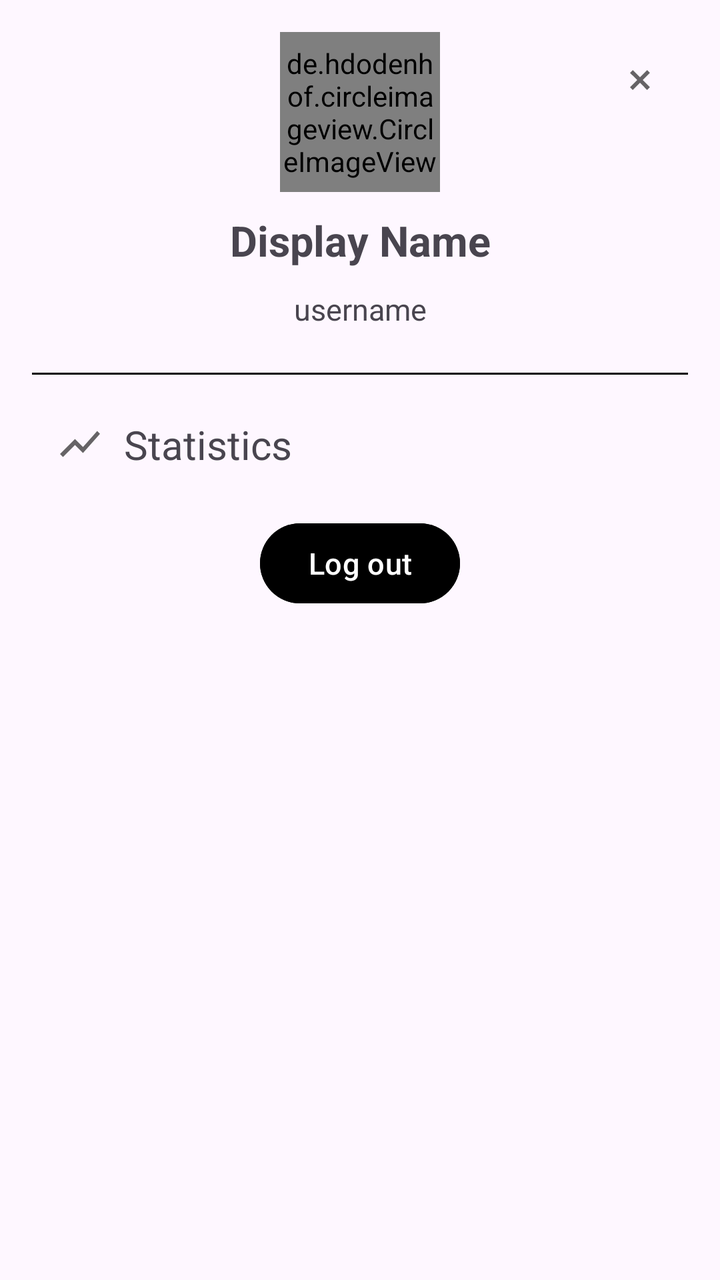
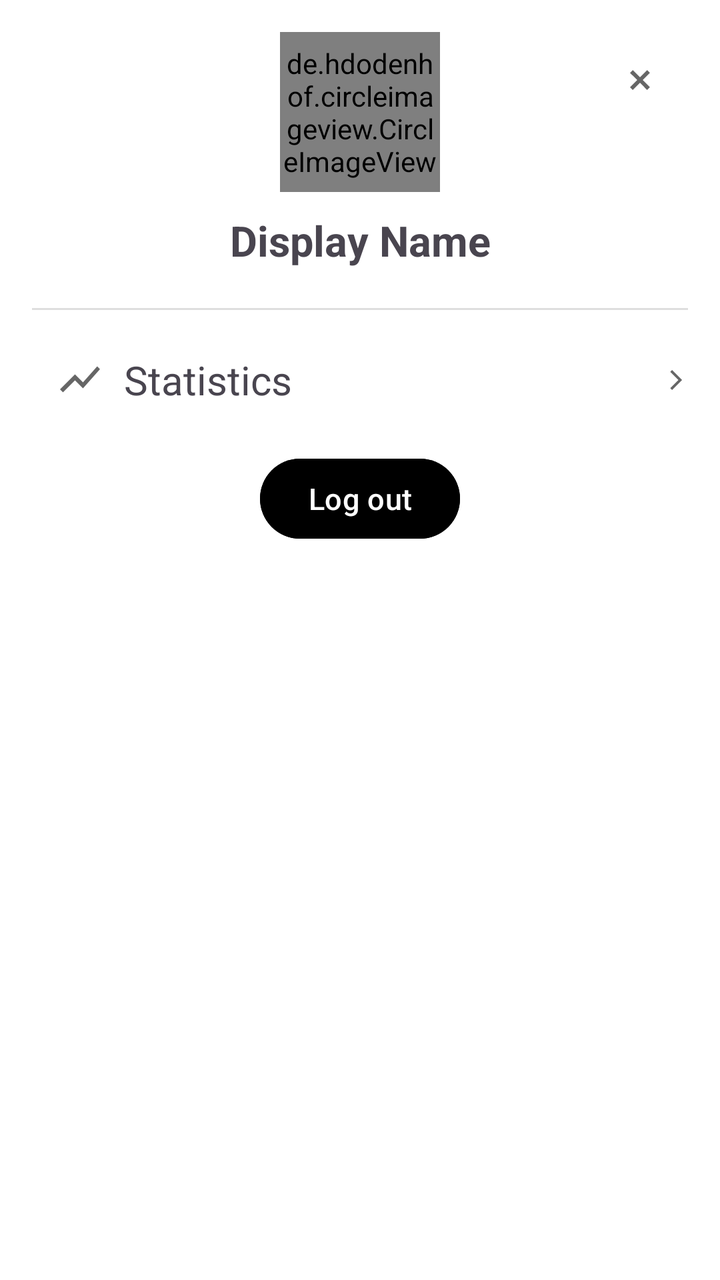

The first picture is an Android layout as it rendered before a commit; the second is the same layout after the commit. The layout source and the unified diff follow.
<!-- AndroidManifest.xml: application theme Theme.TheApp -->
<!-- res/layout/fragment_profile.xml -->
<?xml version="1.0" encoding="utf-8"?>
<androidx.constraintlayout.widget.ConstraintLayout
    xmlns:android="http://schemas.android.com/apk/res/android"
    xmlns:app="http://schemas.android.com/apk/res-auto"
    xmlns:tools="http://schemas.android.com/tools"
    android:layout_width="match_parent"
    android:layout_height="wrap_content"
    android:orientation="vertical"
    android:padding="16dp"
    tools:context=".ProfileFragment">

    <ImageButton
        android:id="@+id/close_profile_button"
        android:layout_width="wrap_content"
        android:layout_height="wrap_content"
        android:contentDescription="@string/close_profile"
        android:background="@android:color/transparent"
        android:padding="12dp"
        android:src="@drawable/ic_close"
        app:layout_constraintTop_toTopOf="parent"
        app:layout_constraintEnd_toEndOf="parent" />

    <de.hdodenhof.circleimageview.CircleImageView
        android:id="@+id/profilePic"
        app:civ_border_width="2dp"
        android:src="@drawable/mountain"
        app:civ_border_color="@color/profile_border"
        android:layout_width="80dp"
        android:layout_height="80dp"
        app:layout_constraintTop_toTopOf="parent"
        app:layout_constraintStart_toStartOf="parent"
        app:layout_constraintEnd_toEndOf="parent" />

    <TextView
        android:id="@+id/displayNameText"
        android:layout_width="wrap_content"
        android:layout_height="wrap_content"
        android:layout_gravity="center"
        android:text="@string/display_name"
        android:textStyle="bold"
        android:textSize="@dimen/font_medium"
        android:paddingTop="10dp"
        app:layout_constraintTop_toBottomOf="@id/profilePic"
        app:layout_constraintStart_toStartOf="parent"
        app:layout_constraintEnd_toEndOf="parent" />

    <TextView
        android:id="@+id/usernameText"
        android:layout_width="wrap_content"
        android:layout_height="wrap_content"
        android:layout_gravity="center"
        android:text="@string/username"
        android:textSize="@dimen/font_small"
        android:layout_marginTop="10dp"
        android:paddingBottom="12dp"
        app:layout_constraintTop_toBottomOf="@id/displayNameText"
        app:layout_constraintStart_toStartOf="parent"
        app:layout_constraintEnd_toEndOf="parent" />

    <View
        android:layout_width="match_parent"
        android:layout_height="1dp"
        android:background="@color/primary"
        app:layout_constraintTop_toBottomOf="@+id/usernameText"
        app:layout_constraintBottom_toTopOf="@id/statistics"/>

    <TextView
        android:id="@+id/statistics"
        android:layout_width="match_parent"
        android:layout_height="wrap_content"
        android:text="@string/statistics"
        android:drawablePadding="10dp"
        android:clickable="true"
        android:focusable="true"
        android:textSize="20sp"
        android:padding="12dp"
        android:background="?attr/selectableItemBackground"
        android:layout_marginTop="20dp"
        app:drawableStartCompat="@drawable/ic_recent_progress"
        app:layout_constraintTop_toBottomOf="@id/usernameText"
        app:layout_constraintStart_toStartOf="parent"
        app:layout_constraintEnd_toEndOf="parent" />

    <com.google.android.material.button.MaterialButton
        android:id="@+id/log_out"
        android:layout_width="wrap_content"
        android:layout_height="wrap_content"
        android:text="@string/log_out"
        android:textSize="15sp"
        android:backgroundTint="@color/primary"
        android:textColor="@color/on_primary"
        android:layout_marginTop="10dp"
        app:layout_constraintTop_toBottomOf="@id/statistics"
        app:layout_constraintStart_toStartOf="parent"
        app:layout_constraintEnd_toEndOf="parent" />

</androidx.constraintlayout.widget.ConstraintLayout>
<!-- resources referenced by this layout -->
<resources>
  <color name="on_primary">#FFFFFF</color>
  <color name="primary">#000000</color>
  <color name="profile_border">#FF000000</color>
  <dimen name="font_medium">21sp</dimen>
  <dimen name="font_small">15sp</dimen>
  <!-- drawable ic_close (drawable-anydpi) -->
  <vector xmlns:android="http://schemas.android.com/apk/res/android"
      android:width="24dp"
      android:height="24dp"
      android:viewportWidth="960"
      android:viewportHeight="960"
      android:tint="@color/primary"
      android:alpha="0.6">
    <path
        android:fillColor="@android:color/white"
        android:pathData="M336,680L280,624L424,480L280,337L336,281L480,425L623,281L679,337L535,480L679,624L623,680L480,536L336,680Z"/>
  </vector>
  <!-- drawable ic_recent_progress (drawable-anydpi) -->
  <vector xmlns:android="http://schemas.android.com/apk/res/android"
      android:width="24dp"
      android:height="24dp"
      android:viewportWidth="960"
      android:viewportHeight="960"
      android:tint="@color/primary"
      android:alpha="0.6"
      android:autoMirrored="true">
    <path
        android:fillColor="@android:color/white"
        android:pathData="M140,740L80,680L380,380L540,540L824,220L880,276L540,660L380,500L140,740Z"/>
  </vector>
  <!-- drawable mountain: jpg bitmap (drawable, 4014 bytes) -->
  <string name="close_profile">Close Profile</string>
  <string name="display_name">Display Name</string>
  <string name="log_out">Log out</string>
  <string name="statistics">Statistics</string>
  <string name="username">username</string>
  <style name="Theme.TheApp" parent="Base.Theme.TheApp" />
  <style name="Base.Theme.TheApp" parent="Theme.Material3.DayNight.NoActionBar">
          
          
          <item name="colorPrimary">@color/primary</item>
          <item name="colorOnPrimary">@color/on_primary</item>
      </style>
</resources>

<!-- the commit's change to res/layout/fragment_profile.xml (unified diff, before → after) -->
@@ -5,6 +5,7 @@
     xmlns:tools="http://schemas.android.com/tools"
     android:layout_width="match_parent"
     android:layout_height="wrap_content"
+    android:background="@color/nav_view"
     android:orientation="vertical"
     android:padding="16dp"
     tools:context=".ProfileFragment">
@@ -40,28 +41,16 @@
         android:textStyle="bold"
         android:textSize="@dimen/font_medium"
         android:paddingTop="10dp"
+        android:paddingBottom="10dp"
         app:layout_constraintTop_toBottomOf="@id/profilePic"
-        app:layout_constraintStart_toStartOf="parent"
-        app:layout_constraintEnd_toEndOf="parent" />
-
-    <TextView
-        android:id="@+id/usernameText"
-        android:layout_width="wrap_content"
-        android:layout_height="wrap_content"
-        android:layout_gravity="center"
-        android:text="@string/username"
-        android:textSize="@dimen/font_small"
-        android:layout_marginTop="10dp"
-        android:paddingBottom="12dp"
-        app:layout_constraintTop_toBottomOf="@id/displayNameText"
         app:layout_constraintStart_toStartOf="parent"
         app:layout_constraintEnd_toEndOf="parent" />
 
     <View
         android:layout_width="match_parent"
         android:layout_height="1dp"
-        android:background="@color/primary"
-        app:layout_constraintTop_toBottomOf="@+id/usernameText"
+        android:background="@color/divider_color"
+        app:layout_constraintTop_toBottomOf="@+id/displayNameText"
         app:layout_constraintBottom_toTopOf="@id/statistics"/>
 
     <TextView
@@ -77,9 +66,17 @@
         android:background="?attr/selectableItemBackground"
         android:layout_marginTop="20dp"
         app:drawableStartCompat="@drawable/ic_recent_progress"
-        app:layout_constraintTop_toBottomOf="@id/usernameText"
+        app:layout_constraintTop_toBottomOf="@id/displayNameText"
         app:layout_constraintStart_toStartOf="parent"
         app:layout_constraintEnd_toEndOf="parent" />
+
+    <ImageView
+        android:layout_width="wrap_content"
+        android:layout_height="wrap_content"
+        android:src="@drawable/ic_button_arrow"
+        app:layout_constraintEnd_toEndOf="@id/statistics"
+        app:layout_constraintTop_toTopOf="@id/statistics"
+        app:layout_constraintBottom_toBottomOf="@id/statistics"/>
 
     <com.google.android.material.button.MaterialButton
         android:id="@+id/log_out"
<!-- resource entries referenced after the edit -->
@@ -1,10 +1,24 @@
 <!-- resources referenced by this layout -->
 <resources>
+  <color name="divider_color">#DEDEDE</color>
+  <color name="nav_view">#FFFFFF</color>
   <color name="on_primary">#FFFFFF</color>
   <color name="primary">#000000</color>
   <color name="profile_border">#FF000000</color>
   <dimen name="font_medium">21sp</dimen>
-  <dimen name="font_small">15sp</dimen>
+  <!-- drawable ic_button_arrow (drawable-anydpi) -->
+  <vector xmlns:android="http://schemas.android.com/apk/res/android"
+      android:width="12dp"
+      android:height="12dp"
+      android:viewportWidth="960"
+      android:viewportHeight="960"
+      android:tint="@color/primary"
+      android:alpha="0.6"
+      android:autoMirrored="true">
+    <path
+        android:fillColor="@android:color/white"
+        android:pathData="M321,880L250,809L579,480L250,151L321,80L721,480L321,880Z"/>
+  </vector>
   <!-- drawable ic_close (drawable-anydpi) -->
   <vector xmlns:android="http://schemas.android.com/apk/res/android"
       android:width="24dp"
@@ -35,11 +49,13 @@
   <string name="display_name">Display Name</string>
   <string name="log_out">Log out</string>
   <string name="statistics">Statistics</string>
-  <string name="username">username</string>
   <style name="Theme.TheApp" parent="Base.Theme.TheApp" />
   <style name="Base.Theme.TheApp" parent="Theme.Material3.DayNight.NoActionBar">
           
           
+          <item name="colorSurface">@color/nav_view</item>
+          <item name="colorOnBackground">@color/nav_view</item>
+          <item name="android:colorBackground">@color/nav_view</item>
           <item name="colorPrimary">@color/primary</item>
           <item name="colorOnPrimary">@color/on_primary</item>
       </style>
